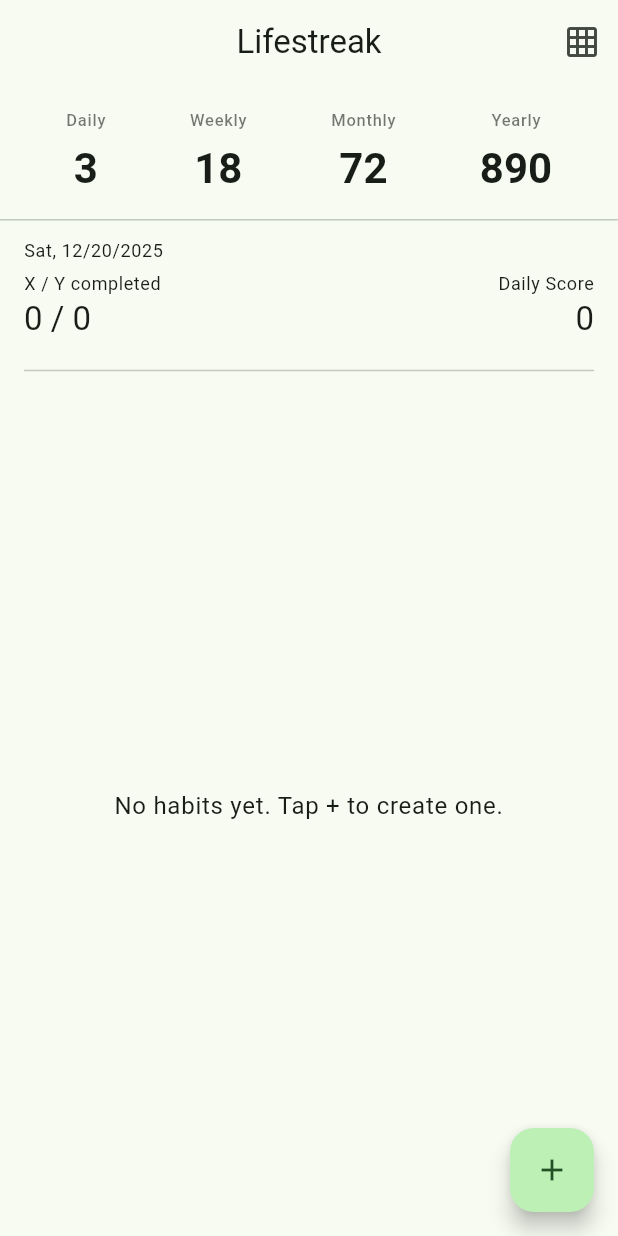
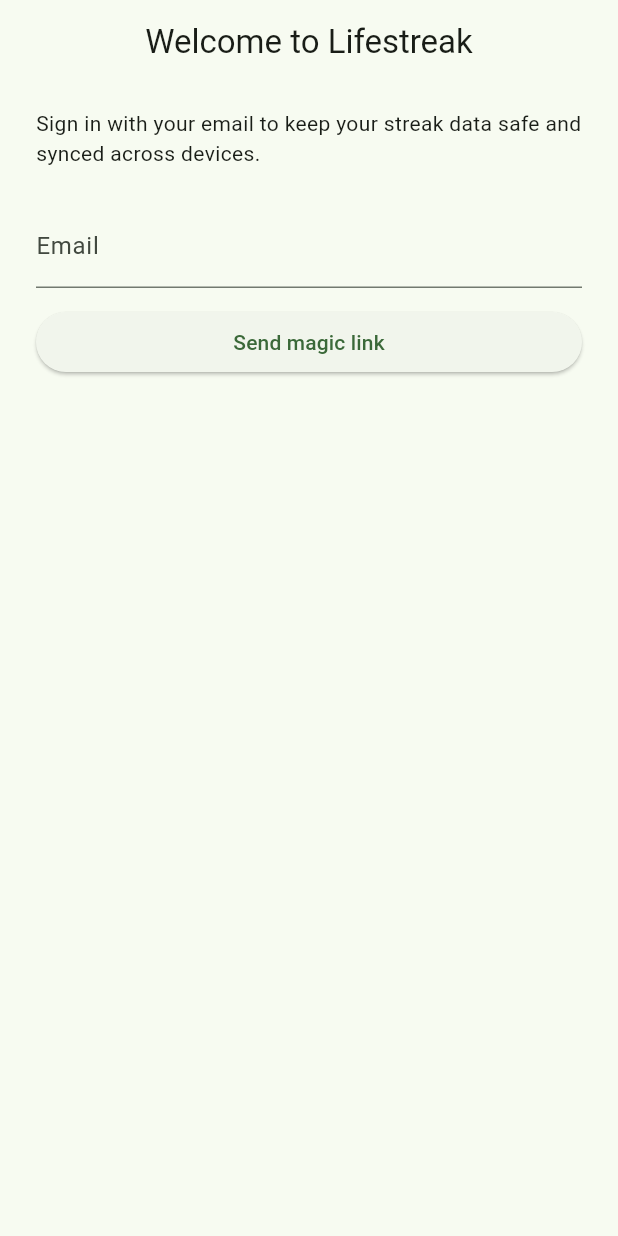
Before and after one commit to irafiqzfie/lifestreak, a Flutter app: the screen it shows after launch, on a phone screen of 412 x 824 dp. Run offline on Flutter 3.47's test engine with Material 3 defaults, Android fonts, the phone set to English and light mode, and no system bars; our stand-ins replace flutter_riverpod, flutter_secure_storage, shared_preferences.

Commit message:
feat: guard app with auth gate

```diff
--- a/lib/main.dart
+++ b/lib/main.dart
@@ -1,6 +1,6 @@
 import 'package:flutter/material.dart';
 import 'package:flutter_riverpod/flutter_riverpod.dart';
-import 'screens/habit_logger_screen.dart';
+import 'screens/auth_gate.dart';
 import 'screens/heatmap_screen.dart';
 
 void main() {
@@ -18,7 +18,7 @@ class MyApp extends StatelessWidget {
         useMaterial3: true,
         colorSchemeSeed: Colors.green,
       ),
-      home: const HabitLoggerScreen(),
+      home: const AuthGate(),
       routes: {
         '/heatmap': (context) => const HeatmapScreen(),
       },
--- /dev/null
+++ b/lib/screens/auth_gate.dart
@@ -0,0 +1,34 @@
+import 'package:flutter/material.dart';
+import 'package:flutter_riverpod/flutter_riverpod.dart';
+
+import '../providers/auth_provider.dart';
+import '../providers/sync_provider.dart';
+import 'auth_screen.dart';
+import 'habit_logger_screen.dart';
+
+class AuthGate extends ConsumerWidget {
+  const AuthGate({super.key});
+
+  @override
+  Widget build(BuildContext context, WidgetRef ref) {
+    ref.listen<AuthState>(authProvider, (previous, next) {
+      if (next.status == AuthStatus.authenticated && previous?.status != AuthStatus.authenticated) {
+        ref.read(syncServiceProvider).syncHabitLogs();
+      }
+    });
+
+    final authState = ref.watch(authProvider);
+
+    if (authState.status == AuthStatus.unknown) {
+      return const Scaffold(
+        body: Center(child: CircularProgressIndicator()),
+      );
+    }
+
+    if (authState.status == AuthStatus.authenticated) {
+      return const HabitLoggerScreen();
+    }
+
+    return const AuthScreen();
+  }
+}
--- /dev/null
+++ b/lib/screens/auth_screen.dart
@@ -0,0 +1,116 @@
+import 'package:flutter/material.dart';
+import 'package:flutter_riverpod/flutter_riverpod.dart';
+
+import '../providers/auth_provider.dart';
+
+class AuthScreen extends ConsumerStatefulWidget {
+  const AuthScreen({super.key});
+
+  @override
+  ConsumerState<AuthScreen> createState() => _AuthScreenState();
+}
+
+class _AuthScreenState extends ConsumerState<AuthScreen> {
+  final _emailController = TextEditingController();
+  final _codeController = TextEditingController();
+
+  @override
+  void dispose() {
+    _emailController.dispose();
+    _codeController.dispose();
+    super.dispose();
+  }
+
+  void _requestLink() {
+    final email = _emailController.text.trim();
+    if (email.isEmpty) return;
+    ref.read(authProvider.notifier).requestMagicLink(email);
+  }
+
+  void _verifyCode() {
+    final code = _codeController.text.trim();
+    final requestId = ref.read(authProvider).pendingRequestId;
+    if (requestId == null || code.isEmpty) return;
+    ref.read(authProvider.notifier).verifyMagicLink(requestId, code);
+  }
+
+  @override
+  Widget build(BuildContext context) {
+    final authState = ref.watch(authProvider);
+    final isBusy = authState.status == AuthStatus.requesting;
+    final hasRequestId = authState.pendingRequestId != null;
+
+    return Scaffold(
+      appBar: AppBar(
+        title: const Text('Welcome to Lifestreak'),
+        centerTitle: true,
+        elevation: 0,
+      ),
+      body: SafeArea(
+        child: Padding(
+          padding: const EdgeInsets.symmetric(horizontal: 24.0, vertical: 16.0),
+          child: Column(
+            crossAxisAlignment: CrossAxisAlignment.start,
+            children: [
+              if (isBusy)
+                const LinearProgressIndicator(),
+              Text(
+                'Sign in with your email to keep your streak data safe and synced across devices.',
+                style: Theme.of(context).textTheme.bodyMedium,
+              ),
+              const SizedBox(height: 24),
+              TextField(
+                controller: _emailController,
+                keyboardType: TextInputType.emailAddress,
+                autocorrect: false,
+                autofillHints: const [AutofillHints.email],
+                decoration: const InputDecoration(
+                  labelText: 'Email',
+                  hintText: 'you@example.com',
+                ),
+                enabled: !isBusy,
+              ),
+              const SizedBox(height: 12),
+              SizedBox(
+                width: double.infinity,
+                child: ElevatedButton(
+                  onPressed: isBusy ? null : _requestLink,
+                  child: const Text('Send magic link'),
+                ),
+              ),
+              const SizedBox(height: 12),
+              if (hasRequestId) ...[
+                TextField(
+                  controller: _codeController,
+                  keyboardType: TextInputType.number,
+                  decoration: const InputDecoration(
+                    labelText: 'Verification code',
+                    hintText: 'Enter code from your email',
+                  ),
+                  enabled: !isBusy,
+                ),
+                const SizedBox(height: 12),
+                SizedBox(
+                  width: double.infinity,
+                  child: ElevatedButton(
+                    onPressed: isBusy ? null : _verifyCode,
+                    child: const Text('Verify and continue'),
+                  ),
+                ),
+              ],
+              const Spacer(),
+              if (authState.message != null)
+                Text(
+                  authState.message!,
+                  style: Theme.of(context)
+                      .textTheme
+                      .bodySmall
+                      ?.copyWith(color: Theme.of(context).colorScheme.primary),
+                ),
+            ],
+          ),
+        ),
+      ),
+    );
+  }
+}
```
Also changed, not shown: lib/providers/auth_provider.dart (+32 -5 lines), lib/screens/habit_logger_screen.dart (+28 -11 lines).
